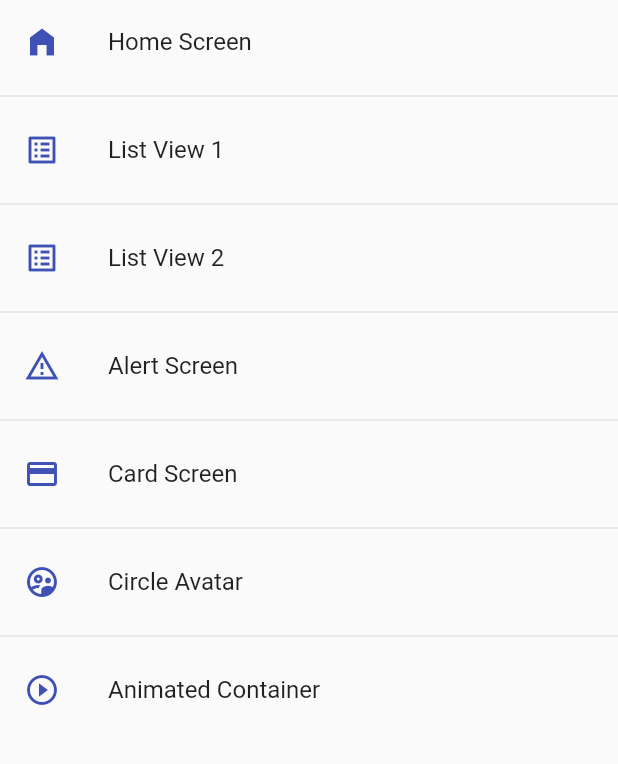
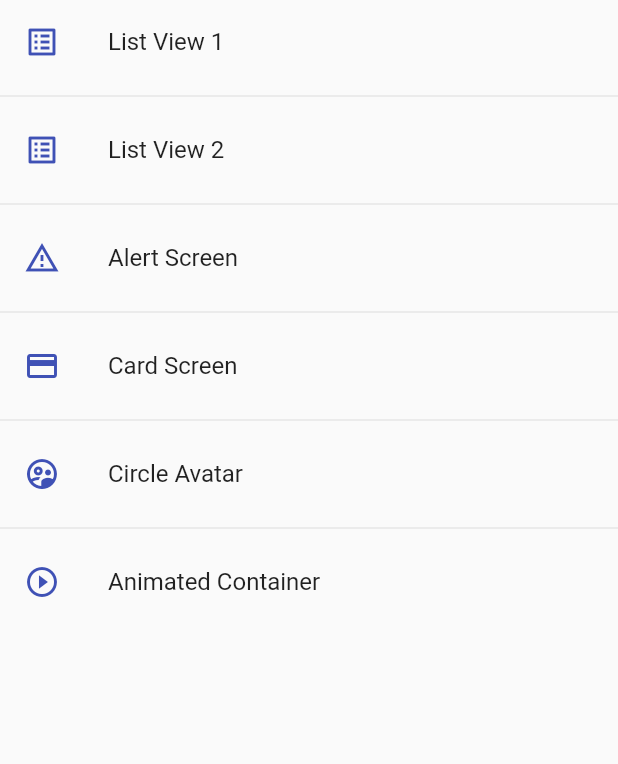
Before and after one commit to andrezffajardo/flutter_components_app, a Flutter app: the screen it shows after launch, on a phone screen of 412 x 824 dp, the part 84-848 px from its top. Run offline on Flutter 3.47's test engine with Material 2 defaults, Android fonts, the phone set to English and light mode, and no system bars.

Commit message:
Quit Menu Option Home

```diff
--- a/lib/router/app_routes.dart
+++ b/lib/router/app_routes.dart
@@ -6,12 +6,12 @@ class AppRoutes {
   static const initialRoute = 'home';
 
   static final menuOptions = <MenuOption>[
-    MenuOption(
-      route: 'home',
-      name: 'Home Screen',
-      screen: const HomeScreen(),
-      icon: Icons.home_filled,
-    ),
+    // MenuOption(
+    //   route: 'home',
+    //   name: 'Home Screen',
+    //   screen: const HomeScreen(),
+    //   icon: Icons.home_filled,
+    // ),
     MenuOption(
       route: 'listview1',
       name: 'List View 1',
@@ -52,6 +52,8 @@ class AppRoutes {
 
   static Map<String, Widget Function(BuildContext)> getAppRoutes() {
     Map<String, Widget Function(BuildContext)> appRoutes = {};
+
+    appRoutes.addAll({'home': (BuildContext context) => const HomeScreen()});
     for (final option in menuOptions) {
       appRoutes.addAll({option.route: (BuildContext context) => option.screen});
     }
```
